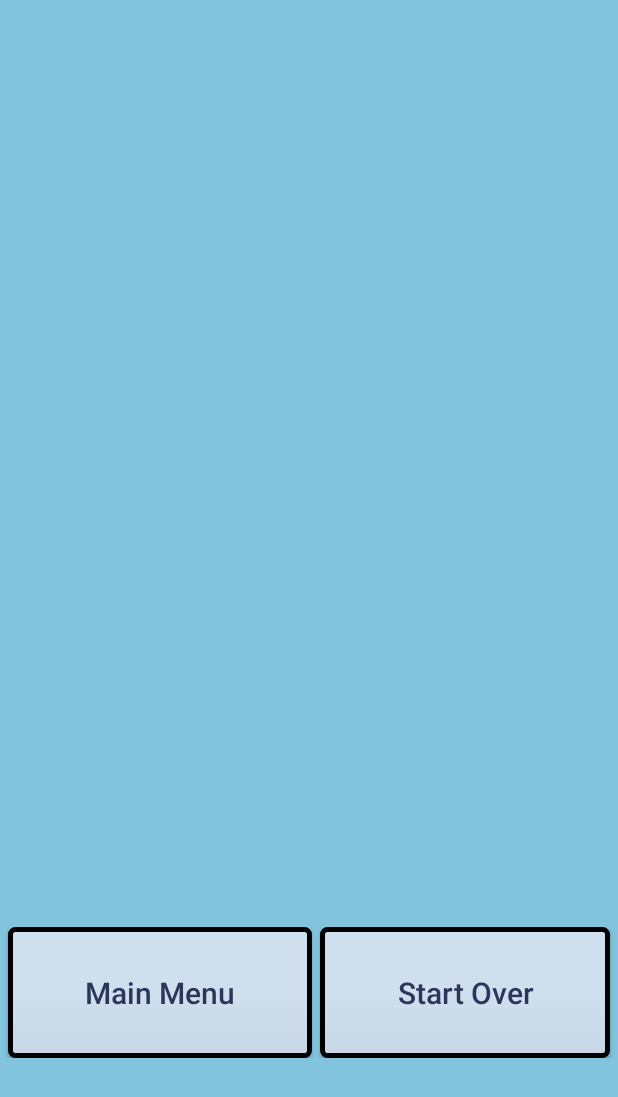
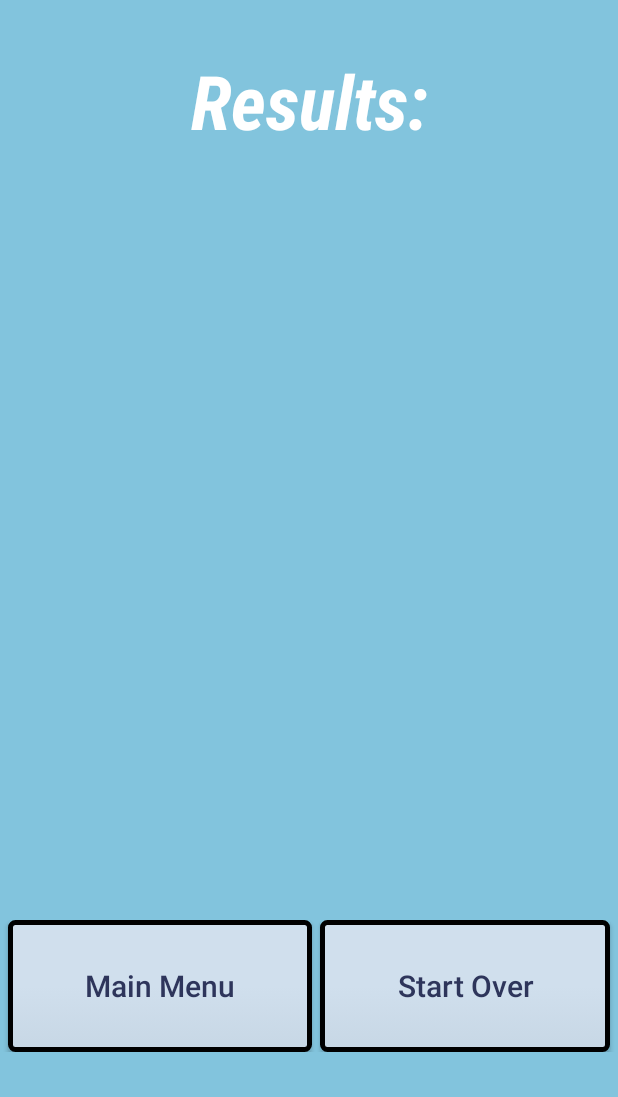
Before and after one commit to bminton3/FastMathTrainer2, an Android app: the WinningScreenActivity screen opened directly, with no data from a screen before it, on a phone screen of 412 x 824 dp. Shown: the top 1097 px of the screen. Run offline under Robolectric (Android 15) with nearby library versions, the phone set to English and light mode, and no system bars; Roboto replaces fonts that are not available here; 1 statement that could not run was skipped.

Commit message:
redesigned winning screen. Removed excess text. Added percentage

```diff
--- a/app/src/main/AndroidManifest.xml
+++ b/app/src/main/AndroidManifest.xml
@@ -19,7 +19,7 @@
             android:theme="@style/FullscreenTheme" />
         -->
         <activity
-            android:name=".WinningScreenActivity"
+            android:name=".Generic.WinningScreenActivity"
             android:screenOrientation="portrait" />
         <activity
             android:name=".Menus.MainMenuActivity"
--- a/app/src/main/java/com/minton/fastmathtrainer/WinningScreenActivity.kt
+++ b/app/src/main/java/com/minton/fastmathtrainer/Generic/WinningScreenActivity.kt
@@ -1,12 +1,11 @@
-package com.minton.fastmathtrainer
+package com.minton.fastmathtrainer.Generic
 
-import android.support.v7.app.AppCompatActivity
 import android.os.Bundle
 import android.content.Intent
 import android.widget.Button
 import android.widget.TextView
-import com.minton.fastmathtrainer.Generic.BaseActivity
 import com.minton.fastmathtrainer.Menus.MainMenuActivity
+import com.minton.fastmathtrainer.R
 
 
 class WinningScreenActivity : BaseActivity() {
--- a/app/src/main/java/com/minton/fastmathtrainer/MathCards/MathCardsActivity.kt
+++ b/app/src/main/java/com/minton/fastmathtrainer/MathCards/MathCardsActivity.kt
@@ -3,21 +3,17 @@ package com.minton.fastmathtrainer.MathCards
 import android.content.Intent
 import android.content.SharedPreferences
 import android.graphics.Color
-import android.support.v7.app.AppCompatActivity
 import android.os.Bundle
 import android.os.Handler
 import android.os.SystemClock
-import android.util.Log
 import android.view.View
 import android.widget.TextView
 import android.widget.Button
 import android.widget.Chronometer
-import android.widget.LinearLayout
 import com.minton.fastmathtrainer.Generic.BaseActivity
 import com.minton.fastmathtrainer.R
-import com.minton.fastmathtrainer.WinningScreenActivity
+import com.minton.fastmathtrainer.Generic.WinningScreenActivity
 import kotlinx.android.synthetic.main.activity_math_cards.*
-import java.security.SecureRandom
 
 
 /**
@@ -29,6 +25,7 @@ abstract class MathCardsActivity : BaseActivity() {
     protected val mHideHandler = Handler()
     protected var total: Int = 0
     protected var scoreNumber: Int = 0
+    protected var totalAnswered: Int = 0
     protected lateinit var pref : SharedPreferences
 
     /**
@@ -141,9 +138,15 @@ abstract class MathCardsActivity : BaseActivity() {
         clearButton.setOnClickListener { answer.text = "" }
     }
 
+    /**
+     * When a number is entered, we come here to see if the length of the answer is equal to the
+     * length of the actual answer. If it is, we go ahead and check it. We store the old color
+     * value of the user's answer and set it so he'll see the default color for his next answer
+     */
     protected fun checkAnswer() {
         var oldColor : Int = answer.currentTextColor
         if (answer.text.toString().length == total.toString().length) {
+            totalAnswered++;
             if (answer.text.toString().toInt() == total) {
                 answer.setTextColor(Color.GREEN)
                 updateEquation()
@@ -162,12 +165,15 @@ abstract class MathCardsActivity : BaseActivity() {
         try {
             val gameMode = pref.getString("gameMode", "practice")
             score.text = "Score : " + scoreNumber
-            if (scoreNumber == 10 && gameMode.equals("timed")) {
+            if (scoreNumber == 15 && gameMode.equals("timed")) {
                 chronometer.stop()
                 val elapsedMillis = SystemClock.elapsedRealtime() - chronometer.getBase()
                 val intent = Intent(this, WinningScreenActivity::class.java)
-                intent.putExtra("MESSAGE", "You won!")
-                intent.putExtra("TIME", "Your time was " + elapsedMillis / 1000 + " seconds")
+                val score : Double = (scoreNumber.toDouble()/totalAnswered.toDouble()) * 100
+                intent.putExtra("MESSAGE",  "" + elapsedMillis / 1000 + " seconds")
+                intent.putExtra("TIME", "" + "%.2f".format(score)  + "% correct")
+                this.scoreNumber = 0;
+                this.totalAnswered = 0;
                 this.startActivityForResult(intent, 0)
             }
         }
--- a/app/src/main/java/com/minton/fastmathtrainer/Menus/SettingsActivity.kt
+++ b/app/src/main/java/com/minton/fastmathtrainer/Menus/SettingsActivity.kt
@@ -9,7 +9,11 @@ import android.widget.*
 import com.minton.fastmathtrainer.Generic.BaseActivity
 import com.minton.fastmathtrainer.R
 
-
+/**
+ *  TODO add game length setting and prompt user that's how many they need to answer.
+ *  TODO store user speed in a local DB and keep track of user progress
+ *  TODO have users sign in to compare their progress
+ */
 class SettingsActivity : BaseActivity() {
 
     protected lateinit var pref : SharedPreferences
--- a/app/src/main/res/layout/activity_winning_screen.xml
+++ b/app/src/main/res/layout/activity_winning_screen.xml
@@ -6,12 +6,32 @@
     android:layout_width="fill_parent"
     android:layout_height="fill_parent"
     android:orientation="vertical"
-    tools:context="com.minton.fastmathtrainer.WinningScreenActivity">
+    tools:context="com.minton.fastmathtrainer.Generic.WinningScreenActivity">
 
     <LinearLayout
         android:layout_width="match_parent"
         android:layout_height="0dp"
-        android:layout_weight=".5"
+        android:layout_weight=".1"
+        android:layout_marginTop="25dp"
+        android:orientation="horizontal">
+
+        <TextView
+            android:layout_width="0dp"
+            android:layout_height="match_parent"
+            android:layout_weight="1"
+            android:fontFamily="sans-serif-condensed"
+            android:gravity="center"
+            android:keepScreenOn="true"
+            android:text="@string/results"
+            android:textColor="#FFFFFF"
+            android:textSize="50dp"
+            android:textStyle="bold|italic" />
+    </LinearLayout>
+
+    <LinearLayout
+        android:layout_width="match_parent"
+        android:layout_height="0dp"
+        android:layout_weight=".2"
         android:orientation="horizontal">
 
         <TextView
@@ -19,25 +39,27 @@
             android:layout_width="0dp"
             android:layout_height="match_parent"
             android:layout_weight="1"
-            android:gravity="center"
+            android:gravity="left|center"
+            android:paddingLeft="25dp"
             android:keepScreenOn="true"
             android:text="@string/message"
             android:textColor="#FFFFFF"
-            android:textSize="100dp"
+            android:textSize="40dp"
             android:textStyle="bold" />
     </LinearLayout>
 
     <LinearLayout
         android:layout_width="match_parent"
         android:layout_height="0dp"
-        android:layout_weight=".25"
+        android:layout_weight=".4"
         android:orientation="horizontal">
         <TextView
             android:id="@+id/time"
             android:layout_width="0dp"
             android:layout_height="match_parent"
             android:layout_weight="1"
-            android:gravity="top|center"
+            android:gravity="left"
+            android:paddingLeft="25dp"
             android:keepScreenOn="true"
             android:text="@string/timertext"
             android:textColor="#FFFFFF"
--- a/app/src/main/res/values/strings.xml
+++ b/app/src/main/res/values/strings.xml
@@ -27,6 +27,7 @@
     <string name="score">%1s</string>
 
     <!-- winning screen -->
+    <string name="results">Results:</string>
     <string name="message">%1s</string>
     <string name="reset">Start Over</string>
     <string name="menu">Main Menu</string>
```
